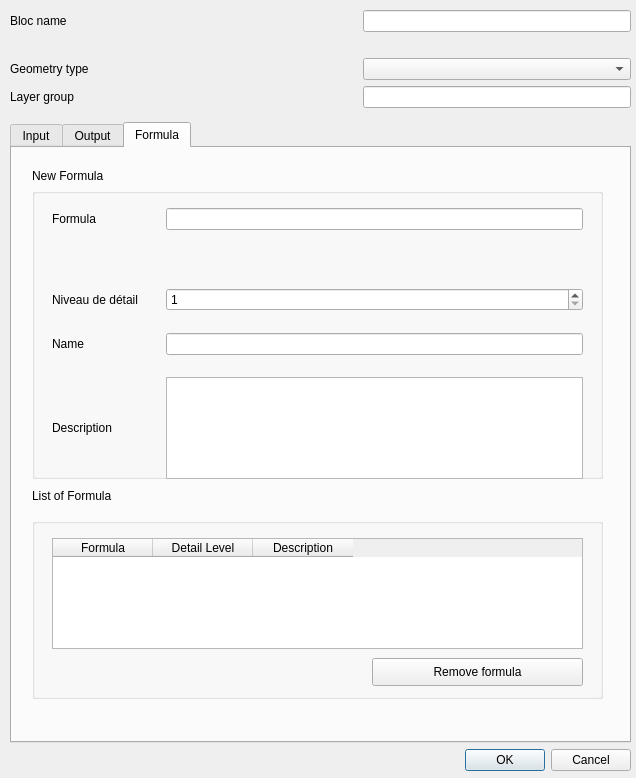
Above: gui/forms/create_bloc.ui from TheophileLaPelouse/cycle before the change. Below: the same form after it.
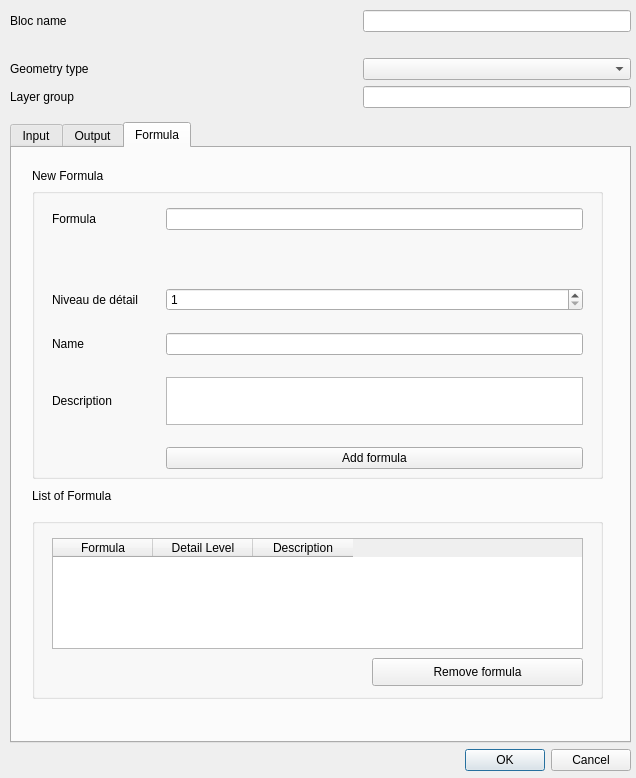
That is the form after the change. The open tabs and pages were chosen to show the change.

Commit message: Je commit juste pour vérifier que le .ui a bien été modif

Diff of the .ui file:
```diff
--- a/gui/forms/create_bloc.ui
+++ b/gui/forms/create_bloc.ui
@@ -645,7 +645,7 @@
            <x>20</x>
            <y>20</y>
            <width>531</width>
-           <height>315</height>
+           <height>261</height>
           </rect>
          </property>
          <layout class="QGridLayout" name="gridLayout_4">
```
The commit also changes 6 other files.
